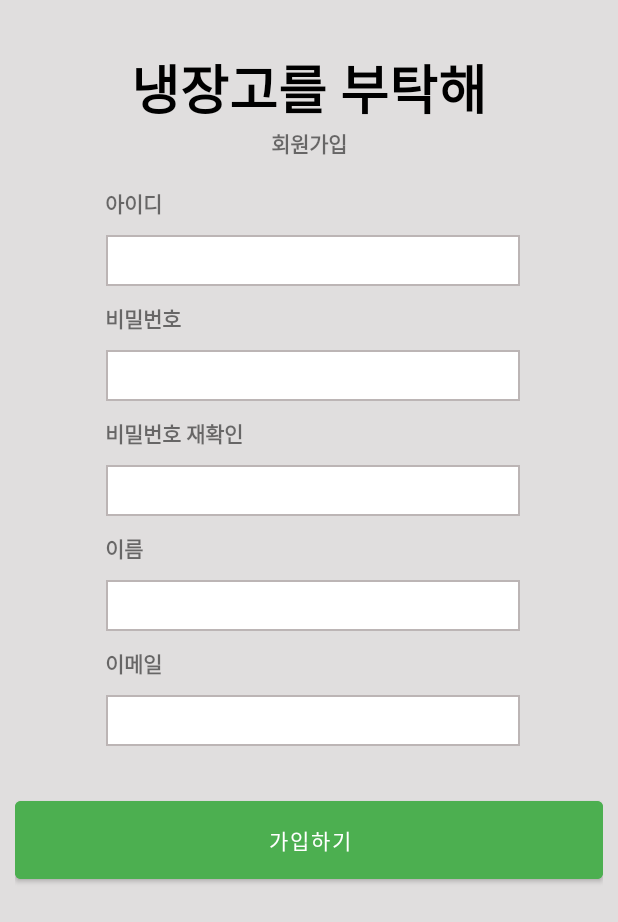
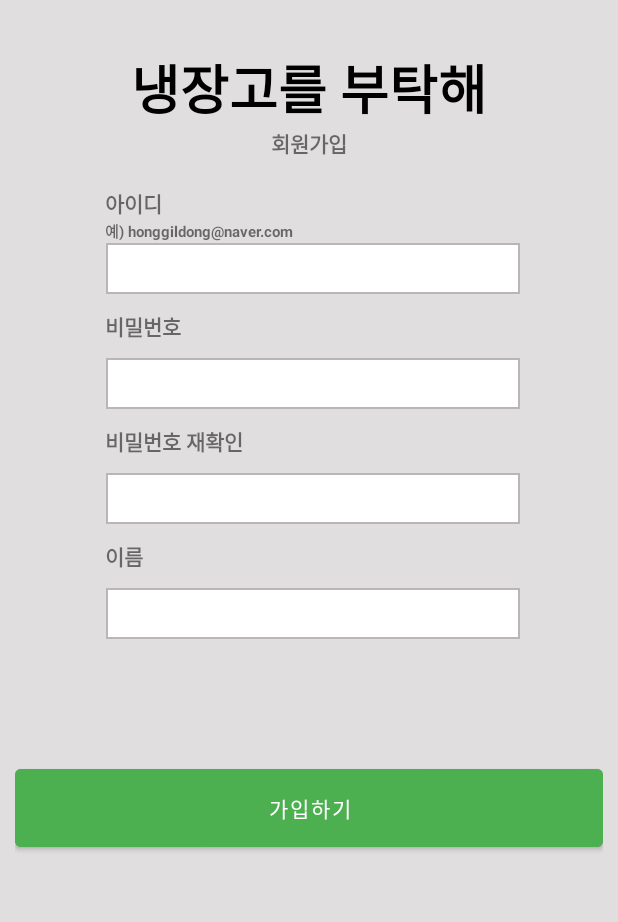
Before and after one commit to njgbth/njgbth, an Android app: the SignUpActivity screen opened directly, with no data from a screen before it, on a phone screen of 412 x 824 dp. Shown: the top 922 px of the screen. Run offline under Robolectric (Android 15) with nearby library versions, the phone set to English and light mode, and no system bars.

Commit message:
아이디칸을 이메일로 변경

```diff
--- a/app/src/main/res/layout/activity_sign_up.xml
+++ b/app/src/main/res/layout/activity_sign_up.xml
@@ -44,18 +44,28 @@
         app:layout_constraintStart_toStartOf="parent"
         app:layout_constraintTop_toBottomOf="@+id/signUpTitle" />
 
+    <TextView
+        android:id="@+id/IdExample"
+        android:layout_width="wrap_content"
+        android:layout_height="wrap_content"
+        android:background="@drawable/no_outline"
+        android:text="예) honggildong@naver.com"
+        android:textSize="10sp"
+        android:textStyle="bold"
+        app:layout_constraintStart_toStartOf="@+id/signUpId"
+        app:layout_constraintTop_toBottomOf="@+id/signUpId" />
+
     <EditText
         android:id="@+id/edtSignUpId"
         android:layout_width="wrap_content"
         android:layout_height="wrap_content"
-        android:paddingVertical="5dp"
-        android:paddingHorizontal="5dp"
-        android:layout_marginTop="10dp"
-        android:singleLine="true"
         android:background="@drawable/white_bg_common_outline"
         android:ems="13"
+        android:paddingHorizontal="5dp"
+        android:paddingVertical="5dp"
+        android:singleLine="true"
         app:layout_constraintStart_toStartOf="@+id/signUpId"
-        app:layout_constraintTop_toBottomOf="@+id/signUpId" />
+        app:layout_constraintTop_toBottomOf="@+id/IdExample" />
 
     <TextView
         android:id="@+id/signUpPw"
@@ -108,7 +118,7 @@
         app:layout_constraintTop_toBottomOf="@+id/signUpRePw" />
 
     <TextView
-        android:id="@+id/signUpName"
+        android:id="@+id/signUpEmail"
         android:layout_width="wrap_content"
         android:layout_height="wrap_content"
         android:layout_marginTop="10dp"
@@ -128,31 +138,6 @@
         android:singleLine="true"
         android:background="@drawable/white_bg_common_outline"
         android:ems="13"
-        app:layout_constraintStart_toStartOf="@+id/signUpName"
-        app:layout_constraintTop_toBottomOf="@+id/signUpName"/>
-
-    <TextView
-        android:id="@+id/signUpEmail"
-        android:layout_width="wrap_content"
-        android:layout_height="wrap_content"
-        android:layout_marginTop="10dp"
-        android:background="@drawable/no_outline"
-        android:text="이메일"
-        android:textStyle="bold"
-        app:layout_constraintStart_toStartOf="@+id/edtSignUpName"
-        app:layout_constraintTop_toBottomOf="@+id/edtSignUpName" />
-
-    <EditText
-        android:id="@+id/edtSignUpEmail"
-        android:layout_width="wrap_content"
-        android:layout_height="wrap_content"
-        android:paddingVertical="5dp"
-        android:paddingHorizontal="5dp"
-        android:layout_marginTop="10dp"
-        android:singleLine="true"
-        android:inputType="textEmailAddress"
-        android:background="@drawable/white_bg_common_outline"
-        android:ems="13"
         app:layout_constraintStart_toStartOf="@+id/signUpEmail"
         app:layout_constraintTop_toBottomOf="@+id/signUpEmail"/>
 
@@ -160,13 +145,13 @@
         android:id="@+id/btnSignUpSignUp"
         android:layout_width="0dp"
         android:layout_height="wrap_content"
-        android:layout_marginTop="30dp"
+        android:layout_marginTop="80dp"
         android:backgroundTint="#4CAF50"
         android:paddingVertical="15dp"
         android:text="가입하기"
         app:layout_constraintEnd_toEndOf="parent"
         app:layout_constraintStart_toStartOf="parent"
-        app:layout_constraintTop_toBottomOf="@+id/edtSignUpEmail" />
+        app:layout_constraintTop_toBottomOf="@+id/edtSignUpName" />
 
 
 
```
Also changed, not shown: app/src/main/java/com/example/njgbth/SignUpActivity.kt (+61 -0 lines).
